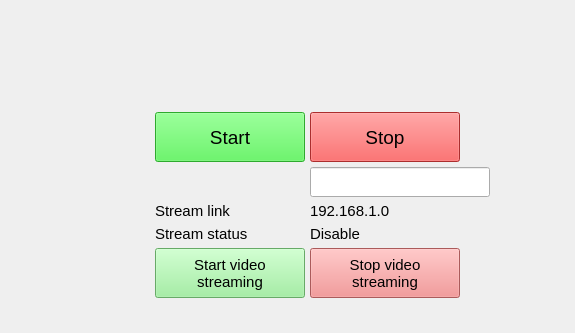
Qt form form.ui (Soldier180/printer) before a commit; both pictures show x 505 to 1080 and y 387 to 720 of the 1080 by 720 pixel window.
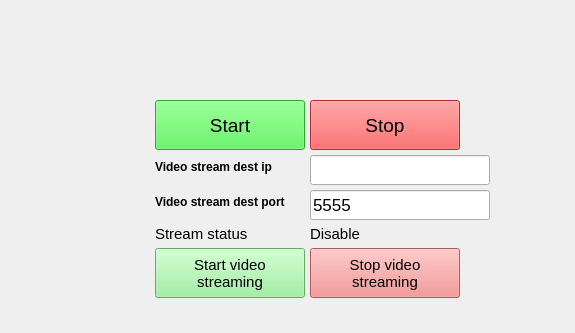
The same form after that commit.

What changed in the file:
```diff
--- a/form.ui
+++ b/form.ui
@@ -374,30 +374,6 @@
          </property>
         </widget>
        </item>
-       <item row="10" column="0">
-        <widget class="QLabel" name="label_21">
-         <property name="font">
-          <font>
-           <pointsize>11</pointsize>
-          </font>
-         </property>
-         <property name="text">
-          <string>Stream link</string>
-         </property>
-        </widget>
-       </item>
-       <item row="10" column="1">
-        <widget class="QLabel" name="lb_link">
-         <property name="font">
-          <font>
-           <pointsize>11</pointsize>
-          </font>
-         </property>
-         <property name="text">
-          <string>192.168.1.0</string>
-         </property>
-        </widget>
-       </item>
        <item row="11" column="0">
         <widget class="QLabel" name="label_22">
          <property name="font">
@@ -499,6 +475,58 @@
          </property>
         </widget>
        </item>
+       <item row="9" column="0">
+        <widget class="QLabel" name="label_21">
+         <property name="font">
+          <font>
+           <pointsize>9</pointsize>
+           <weight>75</weight>
+           <bold>true</bold>
+          </font>
+         </property>
+         <property name="text">
+          <string>Video stream dest ip</string>
+         </property>
+        </widget>
+       </item>
+       <item row="10" column="0">
+        <widget class="QLabel" name="label_23">
+         <property name="font">
+          <font>
+           <pointsize>9</pointsize>
+           <weight>75</weight>
+           <bold>true</bold>
+          </font>
+         </property>
+         <property name="text">
+          <string>Video stream dest port</string>
+         </property>
+        </widget>
+       </item>
+       <item row="10" column="1">
+        <widget class="QLineEdit" name="le_dest_stream_port">
+         <property name="minimumSize">
+          <size>
+           <width>180</width>
+           <height>30</height>
+          </size>
+         </property>
+         <property name="maximumSize">
+          <size>
+           <width>180</width>
+           <height>30</height>
+          </size>
+         </property>
+         <property name="font">
+          <font>
+           <pointsize>13</pointsize>
+          </font>
+         </property>
+         <property name="text">
+          <string>5555</string>
+         </property>
+        </widget>
+       </item>
       </layout>
      </item>
     </layout>
```
Left out of the diff: 2 changed lines with no effect on the pictures.
